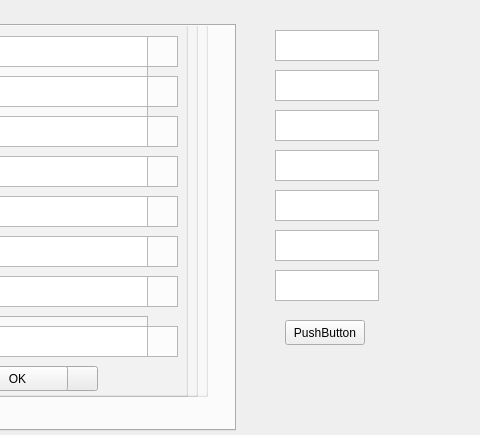
This is client/AdminView.ui in ZpmPower/Hotel_Network as Qt 5 draws it before an edit; both pictures show x 355 to 835 and y 0 to 435 of the 1084 by 435 pixel window. The edited form follows.
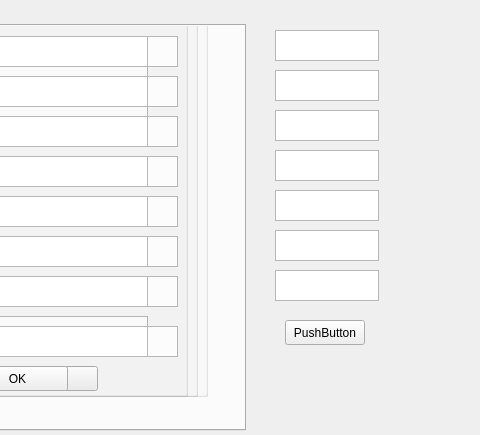
This is the edited form.

What changed in the file:
```diff
--- a/client/AdminView.ui
+++ b/client/AdminView.ui
@@ -18,7 +18,7 @@
     <rect>
      <x>10</x>
      <y>0</y>
-     <width>581</width>
+     <width>591</width>
      <height>431</height>
     </rect>
    </property>
```
